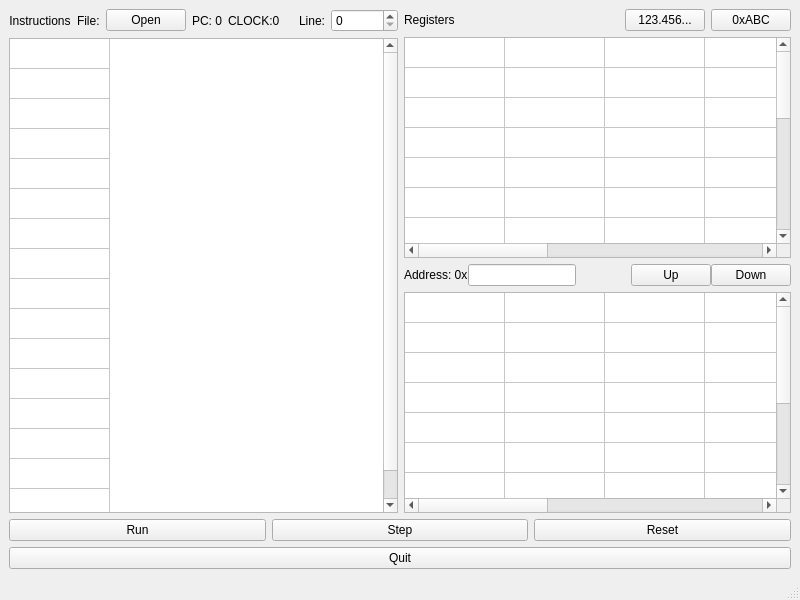
Qt form OreOre-V/mainwindow.ui (cpuex2021-1/simulator) before a commit.
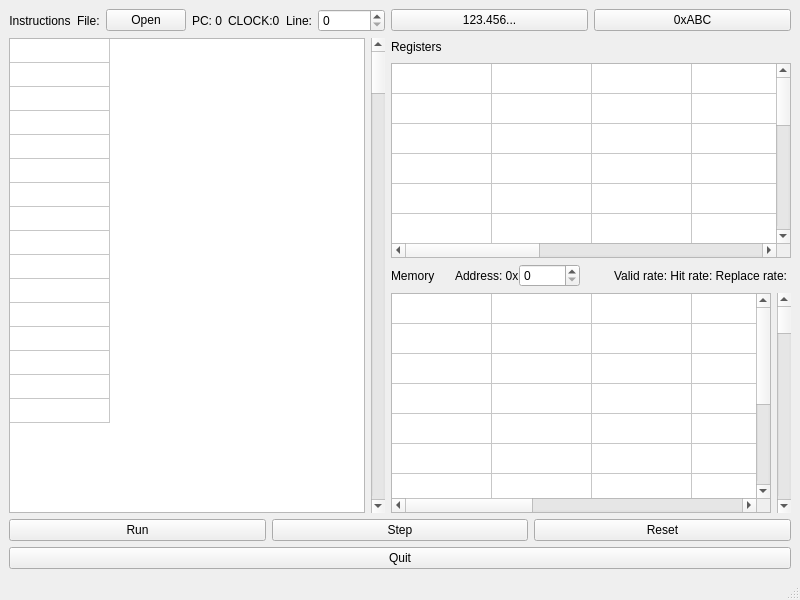
The same form after that commit.

What changed in the file:
```diff
--- a/OreOre-V/mainwindow.ui
+++ b/OreOre-V/mainwindow.ui
@@ -14,11 +14,11 @@
    <string>☆彡OreOre-V Simulator☆彡</string>
   </property>
   <widget class="QWidget" name="centralwidget">
-   <layout class="QVBoxLayout" name="verticalLayout_3">
+   <layout class="QVBoxLayout" name="verticalLayout_4">
     <item>
-     <layout class="QHBoxLayout" name="horizontalLayout_7">
+     <layout class="QHBoxLayout" name="horizontalLayout" stretch="30,70">
       <item>
-       <layout class="QVBoxLayout" name="verticalLayout_2">
+       <layout class="QVBoxLayout" name="verticalLayout_2" stretch="0,0">
         <item>
          <layout class="QHBoxLayout" name="horizontalLayout_6">
           <item>
@@ -89,6 +89,8 @@
          </layout>
         </item>
         <item>
+         <layout class="QHBoxLayout" name="horizontalLayout_7">
+          <item>
          <widget class="QTableWidget" name="Instructions">
           <property name="rowCount">
            <number>16</number>
@@ -105,6 +107,12 @@
           <attribute name="verticalHeaderVisible">
            <bool>false</bool>
           </attribute>
+            <attribute name="verticalHeaderMinimumSectionSize">
+             <number>24</number>
+            </attribute>
+            <attribute name="verticalHeaderDefaultSectionSize">
+             <number>24</number>
+            </attribute>
           <row/>
           <row/>
           <row/>
@@ -124,32 +132,19 @@
           <column/>
          </widget>
         </item>
-       </layout>
-      </item>
       <item>
-       <layout class="QVBoxLayout" name="verticalLayout">
-        <item>
-         <layout class="QHBoxLayout" name="horizontalLayout_3">
-          <item>
-           <widget class="QLabel" name="label_2">
-            <property name="text">
-             <string>Registers</string>
-            </property>
-           </widget>
-          </item>
-          <item>
-           <spacer name="horizontalSpacer_2">
+           <widget class="QScrollBar" name="verticalScrollBar">
             <property name="orientation">
-             <enum>Qt::Horizontal</enum>
+             <enum>Qt::Vertical</enum>
             </property>
-            <property name="sizeHint" stdset="0">
-             <size>
-              <width>40</width>
-              <height>20</height>
-             </size>
-            </property>
-           </spacer>
+           </widget>
           </item>
+         </layout>
+        </item>
+       </layout>
+      </item>
+      <item>
+       <layout class="QVBoxLayout" name="verticalLayout_3">
           <item>
            <layout class="QHBoxLayout" name="horizontalLayout_2">
             <item>
@@ -168,6 +163,30 @@
             </item>
            </layout>
           </item>
+        <item>
+         <layout class="QVBoxLayout" name="verticalLayout">
+          <item>
+           <layout class="QHBoxLayout" name="horizontalLayout_3">
+            <item>
+             <widget class="QLabel" name="label_2">
+              <property name="text">
+               <string>Registers</string>
+              </property>
+             </widget>
+            </item>
+            <item>
+             <spacer name="horizontalSpacer_2">
+              <property name="orientation">
+               <enum>Qt::Horizontal</enum>
+              </property>
+              <property name="sizeHint" stdset="0">
+               <size>
+                <width>40</width>
+                <height>20</height>
+               </size>
+              </property>
+             </spacer>
+            </item>
          </layout>
         </item>
         <item>
@@ -225,11 +244,20 @@
           <column/>
          </widget>
         </item>
+         </layout>
+        </item>
         <item>
-         <layout class="QHBoxLayout" name="horizontalLayout_5">
+         <layout class="QHBoxLayout" name="horizontalLayout_5" stretch="0,0,0,0,0,0">
           <property name="spacing">
            <number>0</number>
           </property>
+          <item>
+           <widget class="QLabel" name="label_6">
+            <property name="text">
+             <string>Memory      </string>
+            </property>
+           </widget>
+          </item>
           <item>
            <widget class="QLabel" name="label">
             <property name="text">
@@ -238,7 +266,14 @@
            </widget>
           </item>
           <item>
-           <widget class="QLineEdit" name="address"/>
+           <widget class="QSpinBox" name="address">
+            <property name="maximum">
+             <number>1000000000</number>
+            </property>
+            <property name="displayIntegerBase">
+             <number>16</number>
+            </property>
+           </widget>
           </item>
           <item>
            <spacer name="horizontalSpacer">
@@ -254,25 +289,19 @@
            </spacer>
           </item>
           <item>
-           <layout class="QHBoxLayout" name="horizontalLayout_4">
-            <item>
-             <widget class="QPushButton" name="pushButton_6">
+           <widget class="QLabel" name="CacheSummary">
               <property name="text">
-               <string>Up</string>
+             <string>Valid rate: Hit rate: Replace rate: </string>
               </property>
              </widget>
             </item>
             <item>
-             <widget class="QPushButton" name="pushButton_5">
-              <property name="text">
-               <string>Down</string>
-              </property>
-             </widget>
+           <layout class="QHBoxLayout" name="horizontalLayout_4"/>
             </item>
            </layout>
           </item>
-         </layout>
-        </item>
+        <item>
+         <layout class="QHBoxLayout" name="horizontalLayout_8">
         <item>
          <widget class="QTableWidget" name="MemTable">
           <property name="rowCount">
@@ -380,12 +409,21 @@
           </column>
          </widget>
         </item>
+          <item>
+           <widget class="QScrollBar" name="MemScrollBar">
+            <property name="orientation">
+             <enum>Qt::Vertical</enum>
+            </property>
+           </widget>
+          </item>
        </layout>
       </item>
      </layout>
     </item>
+     </layout>
+    </item>
     <item>
-     <layout class="QHBoxLayout" name="horizontalLayout">
+     <layout class="QHBoxLayout" name="horizontalLayout_10">
       <item>
        <widget class="QPushButton" name="pushButton">
         <property name="text">
```
Lines whose indentation alone changed are shown as unchanged.
